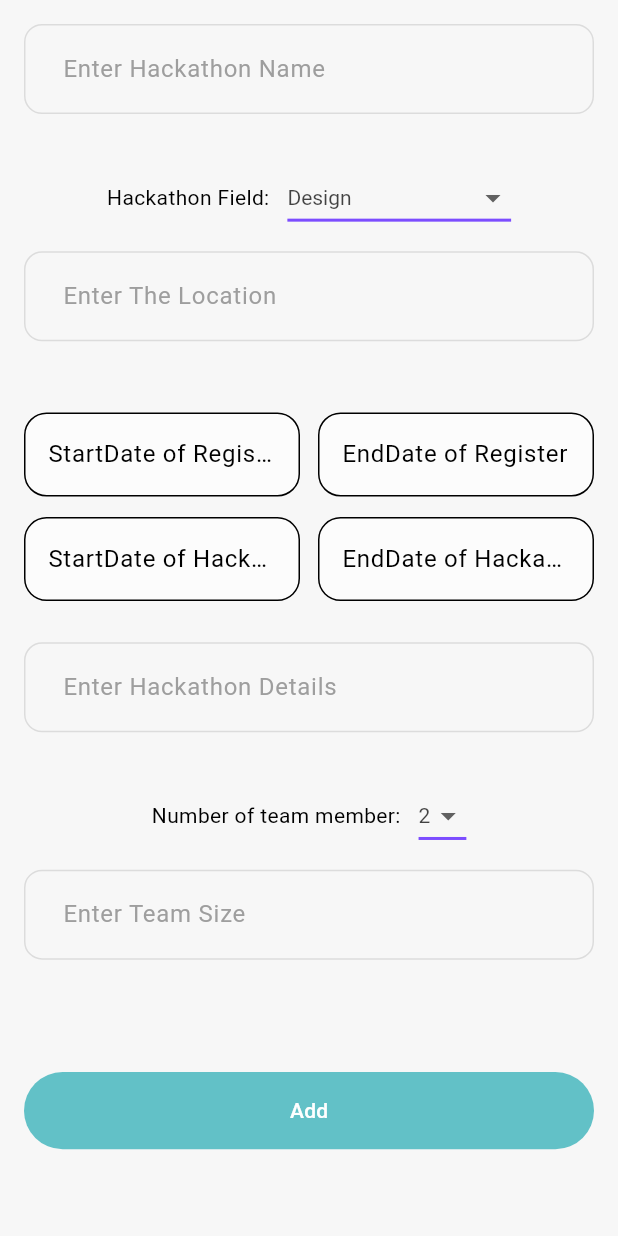
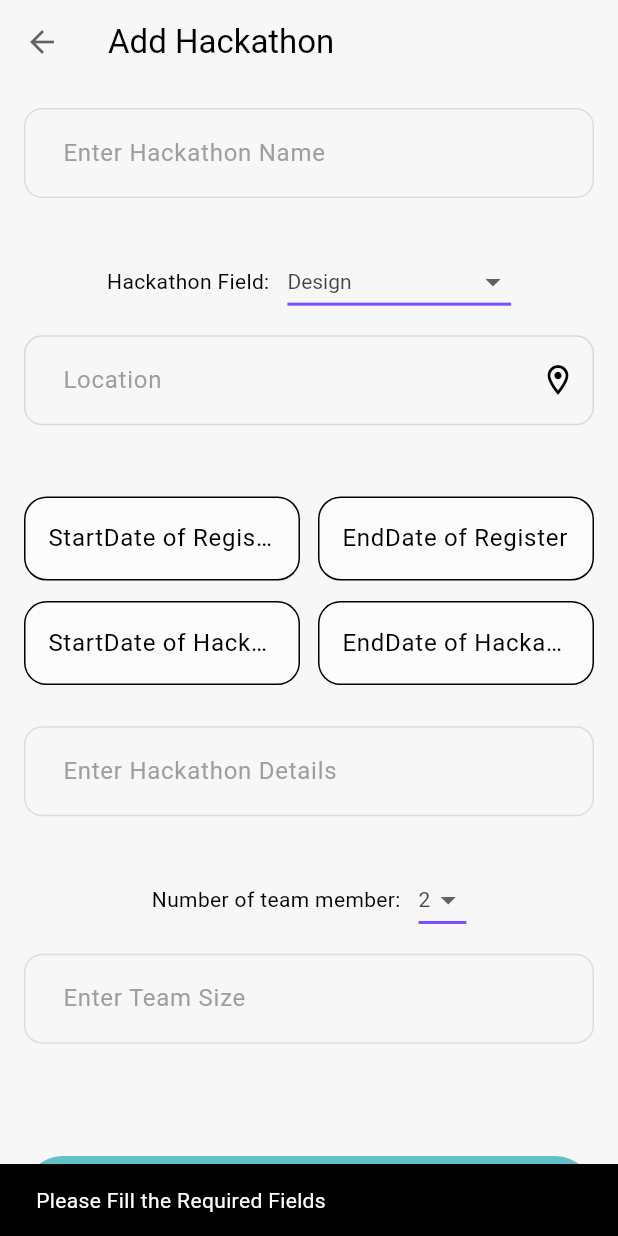
Before and after one commit to AliArafat4/Flutter-Bootcamp-Capstone-1, a Flutter app: the AddHackathonScreen screen opened directly, after a tap on "Add", on a phone screen of 412 x 824 dp. Run offline on Flutter 3.47's test engine with Material 3 defaults, Android fonts, the phone set to English and light mode, and no system bars; our stand-ins replace bloc, chat_bubbles, flutter_bloc, flutter_dotenv, shared_preferences, supabase_flutter; accounts and stored records are empty.

Commit message:
add hack function

```diff
--- /dev/null
+++ b/lib/bloc/hack_bloc/hack_cubit.dart
@@ -0,0 +1,64 @@
+import 'package:bloc/bloc.dart';
+import 'package:intl/intl.dart';
+import 'package:meta/meta.dart';
+import 'package:team_hack/db/supabase_db.dart';
+import 'package:team_hack/models/hack_model.dart';
+
+part 'hack_state.dart';
+
+class HackCubit extends Cubit<HackState> {
+  HackCubit() : super(HackInitial());
+
+  addHackFunc({
+    required String name,
+    required String teamSize,
+    required String numberOfTeams,
+    required DateTime? starRegDate,
+    required DateTime? endRegDate,
+    required DateTime? hackStartDate,
+    required DateTime? hackEndDate,
+    required String field,
+    required String description,
+    required String location,
+  }) async {
+    if (name.isNotEmpty &&
+        teamSize.isNotEmpty &&
+        numberOfTeams.isNotEmpty &&
+        starRegDate != null &&
+        endRegDate != null &&
+        hackStartDate != null &&
+        hackEndDate != null &&
+        field.isNotEmpty &&
+        description.isNotEmpty &&
+        location.isNotEmpty) {
+      print(endRegDate);
+      final response = await SupaBaseDB().addHack(
+          name: name,
+          teamSize: int.tryParse(teamSize)!,
+          numberOfTeams: int.tryParse(numberOfTeams)!,
+          starRegDate: starRegDate.toIso8601String(),
+          endRegDate: endRegDate.toIso8601String(),
+          hackStartDate: hackStartDate.toIso8601String(),
+          hackEndDate: hackEndDate.toIso8601String(),
+          field: field,
+          description: description,
+          location: location);
+      if (response) {
+        emit(AddHackSuccessState());
+      } else {
+        emit(AddHackErrorState(errMsg: "An Error has Occurred"));
+      }
+    } else {
+      emit(AddHackErrorState(errMsg: "Please Fill the Required Fields"));
+    }
+  }
+
+  dateFormatFunc({required String time}) {
+    // final day = DateFormat.E().format(DateTime.parse(time));
+    // final hrs = DateFormat.Hms().format(DateTime.parse(time));
+    print(time);
+    final date = DateTime.parse(time);
+
+    return date;
+  }
+}
--- /dev/null
+++ b/lib/bloc/hack_bloc/hack_state.dart
@@ -0,0 +1,20 @@
+part of 'hack_cubit.dart';
+
+@immutable
+abstract class HackState {}
+
+class HackInitial extends HackState {}
+
+class AddHackSuccessState extends HackState {}
+
+class AddHackErrorState extends HackState {
+  final String errMsg;
+
+  AddHackErrorState({required this.errMsg});
+}
+
+class GetAllHacksState extends HackState {
+  final HackModel hackModel;
+
+  GetAllHacksState({required this.hackModel});
+}
--- a/lib/db/supabase_db.dart
+++ b/lib/db/supabase_db.dart
@@ -1,5 +1,6 @@
 import 'package:supabase_flutter/supabase_flutter.dart';
 import 'package:flutter_dotenv/flutter_dotenv.dart';
+import 'package:team_hack/models/hack_model.dart';
 import 'package:team_hack/models/user_model.dart';
 
 class SupaBaseDB {
@@ -71,4 +72,51 @@ class SupaBaseDB {
       return err;
     }
   }
+
+  addHack({
+    required String name,
+    required int teamSize,
+    required int numberOfTeams,
+    required String starRegDate,
+    required String endRegDate,
+    required String hackStartDate,
+    required String hackEndDate,
+    required String field,
+    required String description,
+    required String location,
+  }) async {
+    try {
+      final client = Supabase.instance.client;
+      final hack = await client.from("hackathons").insert({
+        "name": name,
+        "team_size": teamSize,
+        "number_of_teams": numberOfTeams,
+        "start_date_register": starRegDate,
+        "end_date_register": endRegDate,
+        "start_date_hack": hackStartDate,
+        "end_date_hack": hackEndDate,
+        "field": field,
+        "description": description,
+        "location": location,
+      });
+      return true;
+    } catch (err) {
+      print(err);
+      return false;
+    }
+  }
+
+  getAllHack({String field = "*"}) async {
+    try {
+      final client = Supabase.instance.client;
+      final hacks = await client.from("hackathons").select(field);
+      final hacksList = [];
+      for (var item in hacks) {
+        hacksList.add(HackModel.fromJson(item));
+      }
+      return hacksList;
+    } catch (err) {
+      return err;
+    }
+  }
 }
--- a/lib/main.dart
+++ b/lib/main.dart
@@ -4,16 +4,13 @@ import 'package:flutter_dotenv/flutter_dotenv.dart';
 import 'package:team_hack/bloc/auth_bloc/auth_bloc.dart';
 import 'package:flutter_bloc/flutter_bloc.dart';
 import 'package:team_hack/bloc/bloc_navigationbar/navigationbar_bloc.dart';
+import 'bloc/hack_bloc/hack_cubit.dart';
 import 'db/supabase_db.dart';
 import 'screens/navigationbar/navigation_bar_screen.dart';
 import 'screens/start/start_screen.dart';
 import 'package:shared_preferences/shared_preferences.dart';
 import 'package:team_hack/bloc/theme_bloc/them_.state.dart';
 import 'package:team_hack/bloc/theme_bloc/them_bloc.dart';
-import 'package:flutter_bloc/flutter_bloc.dart';
-import 'package:team_hack/bloc/bloc_navigationbar/navigationbar_bloc.dart';
-import 'package:team_hack/screens/start/start_screen.dart';
-
 
 late SharedPreferences prefs;
 void main() async {
@@ -34,6 +31,7 @@ class MainApp extends StatelessWidget {
       providers: [
         BlocProvider<NavigationBloc>(create: (context) => NavigationBloc()),
         BlocProvider<AuthBloc>(create: (context) => AuthBloc()),
+        BlocProvider<HackCubit>(create: (context) => HackCubit()),
         BlocProvider(create: (context) => ThemeBloc()),
       ],
       child: BlocBuilder<ThemeBloc, ThemeState>(builder: (context, state) {
--- /dev/null
+++ b/lib/models/hack_model.dart
@@ -0,0 +1,48 @@
+class HackModel {
+  String? name;
+  int? teamSize;
+  int? numberOfTeams;
+  DateTime? starRegDate;
+  DateTime? endRegDate;
+  DateTime? hackStartDate;
+  DateTime? hackEndDate;
+  String? field;
+  String? description;
+  String? location;
+
+  HackModel({
+    required this.name,
+    required this.teamSize,
+    required this.numberOfTeams,
+    required this.starRegDate,
+    required this.endRegDate,
+    required this.hackStartDate,
+    required this.hackEndDate,
+    required this.field,
+    required this.description,
+    required this.location,
+  });
+
+  HackModel.fromJson(Map<String, dynamic> json) {
+    name = json['name'];
+    teamSize = json['team_size'];
+    numberOfTeams = json['number_of_teams'];
+    starRegDate = json['start_date_register'];
+    endRegDate = json['end_date_register'];
+    hackStartDate = json['start_date_hack'];
+    hackEndDate = json['end_date_hack'];
+    field = json['field'];
+    description = json['description'];
+    location = json['location'];
+  }
+
+// Map<String, dynamic> toJson() {
+//   final Map<String, dynamic> data = <String, dynamic>{};
+//   data['id'] = id;
+//   data['email'] = email;
+//   data['time'] = time;
+//   data['name'] = name;
+//   data['course_name'] = courseName;
+//   return data;
+// }
+}
--- a/lib/screens/add_hackathon/add_hackathon_screen.dart
+++ b/lib/screens/add_hackathon/add_hackathon_screen.dart
@@ -1,9 +1,13 @@
 import 'package:flutter/material.dart';
+import 'package:flutter_bloc/flutter_bloc.dart';
 import 'package:intl/intl.dart';
+import 'package:team_hack/bloc/hack_bloc/hack_cubit.dart';
 import 'package:team_hack/screens/add_hackathon/components/widget_dropdown.dart';
 import 'package:team_hack/screens/add_hackathon/components/widget_textfield_date.dart';
 import 'package:team_hack/screens/hackathon_detail_screen/widgets/primary_button.dart';
 import 'package:team_hack/widgets/create_hackathon_textfiled.dart';
+
+import '../auth/components/show_snack_bar.dart';
 
 class AddHackathonScreen extends StatelessWidget {
   AddHackathonScreen({super.key});
@@ -21,6 +25,11 @@ class AddHackathonScreen extends StatelessWidget {
   TextEditingController conEndDateRegister = TextEditingController();
   TextEditingController conStartDatehack = TextEditingController();
   TextEditingController conEndDatehack = TextEditingController();
+
+  DateTime? startDateRegister;
+  DateTime? endDateRegister;
+  DateTime? startDatehack;
+  DateTime? endDatehack;
 
   final DateFormat _dateFormatter = DateFormat('yyyy-MM-dd');
   final DateTime _date = DateTime.now();
@@ -40,6 +49,7 @@ class AddHackathonScreen extends StatelessWidget {
       //   // print(conBirthday.text);
       // });
     }
+    return date;
   }
 
   selectEndDateRegister(BuildContext context) async {
@@ -58,6 +68,7 @@ class AddHackathonScreen extends StatelessWidget {
       //   // print(conBirthday.text);
       // });
     }
+    return date;
   }
 
   selectStartDateHack(BuildContext context) async {
@@ -76,6 +87,7 @@ class AddHackathonScreen extends StatelessWidget {
       //   // print(conBirthday.text);
       // });
     }
+    return date;
   }
 
   selectEndDateHack(BuildContext context) async {
@@ -94,7 +106,15 @@ class AddHackathonScreen extends StatelessWidget {
       //   // print(conBirthday.text);
       // });
     }
+    return date;
   }
+
+  final TextEditingController nameController = TextEditingController();
+  final TextEditingController locationController = TextEditingController();
+  final TextEditingController hackDetailsController = TextEditingController();
+  final TextEditingController teamSizeController = TextEditingController();
+  String hackField = "";
+  String numberOfTeamMembers = "";
 
   @override
   Widget build(BuildContext context) {
@@ -103,14 +123,18 @@ class AddHackathonScreen extends StatelessWidget {
         FocusScope.of(context).unfocus();
       },
       child: Scaffold(
+        appBar: AppBar(
+          title: const Text("Add Hackathon"),
+        ),
         body: SafeArea(
           child: Padding(
             padding: const EdgeInsets.all(16),
-            child: Column(
-              crossAxisAlignment: CrossAxisAlignment.start,
+            child: ListView(
+              // crossAxisAlignment: CrossAxisAlignment.start,
               children: [
                 CreateHackathonTextFiled(
                   content: 'Enter Hackathon Name',
+                  controller: nameController,
                 ),
                 SizedBox(
                   height: MediaQuery.of(context).size.height / 70,
@@ -118,26 +142,37 @@ class AddHackathonScreen extends StatelessWidget {
                 WidgetDropdownButton(
                   listString: listField,
                   labelDropdownButton: 'Hackathon Field:',
+                  func: (value) {
+                    hackField = value!;
+                  },
                 ),
                 SizedBox(
                   height: MediaQuery.of(context).size.height / 70,
                 ),
                 CreateHackathonTextFiled(
-                  content: 'Enter The Location',
+                  content: 'Location',
+                  controller: locationController,
+                  isDisabled: false,
+                  onTapFunc: () {
+                    //TODO: OPEN GOOGLE MAPS
+                  },
+                  iconButton: const IconButton(
+                    onPressed: null,
+                    disabledColor: Colors.black,
+                    icon: Icon(Icons.location_on_outlined),
+                  ),
                 ),
                 SizedBox(
                   height: MediaQuery.of(context).size.height / 30,
                 ),
-                Flexible(
-                  flex: 1,
-                  child: Row(
+                Row(
                   mainAxisAlignment: MainAxisAlignment.center,
                   children: [
                     Flexible(
                       flex: 2,
                       child: WidgetTextFieldDate(
-                          selectDate: () {
-                            selectStartDateRegister(context);
+                        selectDate: () async {
+                          startDateRegister = await selectStartDateRegister(context);
                         },
                         controllerDate: conStartDateRegister,
                         textfieldText: 'StartDate of Register',
@@ -149,15 +184,14 @@ class AddHackathonScreen extends StatelessWidget {
                     Flexible(
                       flex: 2,
                       child: WidgetTextFieldDate(
-                          selectDate: () {
-                            selectEndDateRegister(context);
+                        selectDate: () async {
+                          endDateRegister = await selectEndDateRegister(context);
                         },
                         controllerDate: conEndDateRegister,
                         textfieldText: 'EndDate of Register',
                       ),
                     ),
                   ],
-                  ),
                 ),
                 SizedBox(
                   height: MediaQuery.of(context).size.height / 60,
@@ -167,8 +201,8 @@ class AddHackathonScreen extends StatelessWidget {
                     Flexible(
                       flex: 2,
                       child: WidgetTextFieldDate(
-                        selectDate: () {
-                          selectStartDateHack(context);
+                        selectDate: () async {
+                          startDatehack = await selectStartDateHack(context);
                         },
                         controllerDate: conStartDatehack,
                         textfieldText: 'StartDate of Hackathon',
@@ -180,8 +214,8 @@ class AddHackathonScreen extends StatelessWidget {
                     Flexible(
                       flex: 2,
                       child: WidgetTextFieldDate(
-                        selectDate: () {
-                          selectEndDateHack(context);
+                        selectDate: () async {
+                          endDatehack = await selectEndDateHack(context);
                         },
                         controllerDate: conEndDatehack,
                         textfieldText: 'EndDate of Hackathon',
@@ -194,6 +228,7 @@ class AddHackathonScreen extends StatelessWidget {
                 ),
                 CreateHackathonTextFiled(
                   content: 'Enter Hackathon Details',
+                  controller: hackDetailsController,
                 ),
                 SizedBox(
                   height: MediaQuery.of(context).size.height / 70,
@@ -201,21 +236,50 @@ class AddHackathonScreen extends StatelessWidget {
                 WidgetDropdownButton(
                   listString: listNumTeam,
                   labelDropdownButton: 'Number of team member:',
+                  func: (value) {
+                    numberOfTeamMembers = value!;
+                  },
                 ),
                 SizedBox(
                   height: MediaQuery.of(context).size.height / 70,
                 ),
                 CreateHackathonTextFiled(
                   content: 'Enter Team Size',
+                  controller: teamSizeController,
+                  keyboardType: TextInputType.number,
                 ),
                 SizedBox(
                   height: MediaQuery.of(context).size.height / 15,
                 ),
-                PrimaryButton(
+                BlocConsumer<HackCubit, HackState>(
+                  listener: (context, state) {
+                    state is AddHackSuccessState
+                        ? showSnackBar(context: context, message: "Hackathon Added Successfully")
+                        : const SizedBox();
+                    state is AddHackErrorState
+                        ? showSnackBar(context: context, message: state.errMsg)
+                        : const SizedBox();
+                  },
+                  builder: (context, state) {
+                    return PrimaryButton(
                         width: MediaQuery.of(context).size.width,
                         height: MediaQuery.of(context).size.height / 16,
                         title: "Add",
-                    onPressed: () {})
+                        onPressed: () {
+                          context.read<HackCubit>().addHackFunc(
+                              name: nameController.text,
+                              teamSize: teamSizeController.text,
+                              numberOfTeams: teamSizeController.text,
+                              starRegDate: startDateRegister,
+                              endRegDate: endDateRegister,
+                              hackStartDate: startDatehack,
+                              hackEndDate: endDatehack,
+                              field: hackField,
+                              description: hackDetailsController.text,
+                              location: locationController.text);
+                        });
+                  },
+                )
               ],
             ),
           ),
--- a/lib/screens/add_hackathon/components/widget_dropdown.dart
+++ b/lib/screens/add_hackathon/components/widget_dropdown.dart
@@ -2,11 +2,12 @@ import 'package:flutter/material.dart';
 
 class WidgetDropdownButton extends StatelessWidget {
   WidgetDropdownButton(
-      {super.key, required this.listString, required this.labelDropdownButton});
+      {super.key, required this.listString, required this.labelDropdownButton, required this.func});
 
   String? dropdownValue;
   final String labelDropdownButton;
   final List<String> listString;
+  final Function(String? value) func;
   @override
   Widget build(BuildContext context) {
     return Row(
@@ -17,8 +18,7 @@ class WidgetDropdownButton extends StatelessWidget {
           width: 12,
         ),
         DropdownButton<String>(
-          value: dropdownValue ??
-              listString.first, //if null, give me first element
+          value: dropdownValue ?? listString.first, //if null, give me first element
           icon: const Icon(Icons.arrow_drop_down_outlined),
           elevation: 16,
           style: const TextStyle(color: Color.fromARGB(187, 0, 0, 0)),
@@ -26,11 +26,12 @@ class WidgetDropdownButton extends StatelessWidget {
             height: 2,
             color: Colors.deepPurpleAccent,
           ),
-          onChanged: (String? value) {
-            dropdownValue = value!;
-
-            //setState(() {});// bloc
-          },
+          onChanged: func,
+          //     (String? value) {
+          //   dropdownValue = value!;
+          //
+          //   //setState(() {});// bloc
+          // },
           items: listString.map<DropdownMenuItem<String>>((String value) {
             return DropdownMenuItem<String>(
               value: value,
--- a/lib/screens/add_hackathon/components/widget_textfield_date.dart
+++ b/lib/screens/add_hackathon/components/widget_textfield_date.dart
@@ -21,8 +21,7 @@ class WidgetTextFieldDate extends StatelessWidget {
           filled: true,
           fillColor: const Color.fromARGB(157, 255, 255, 255),
           hintText: textfieldText,
-          border: const OutlineInputBorder(
-              borderRadius: BorderRadius.all(Radius.circular(15))),
+          border: const OutlineInputBorder(borderRadius: BorderRadius.all(Radius.circular(15))),
         ),
         onTap: () {
           FocusScope.of(context).unfocus();
--- a/lib/widgets/create_hackathon_textfiled.dart
+++ b/lib/widgets/create_hackathon_textfiled.dart
@@ -1,12 +1,14 @@
 import 'package:flutter/material.dart';
 
 class CreateHackathonTextFiled extends StatelessWidget {
-  CreateHackathonTextFiled({
+  const CreateHackathonTextFiled({
     super.key,
     required this.content,
     this.keyboardType,
     this.onTapFunc,
     this.controller,
+    this.iconButton,
+    this.isDisabled,
   });
 
   final String content;
@@ -16,6 +18,9 @@ class CreateHackathonTextFiled extends StatelessWidget {
   final TextInputType? keyboardType;
 
   final Function()? onTapFunc;
+
+  final IconButton? iconButton;
+  final bool? isDisabled;
   @override
   Widget build(BuildContext context) {
     return SizedBox(
@@ -25,23 +30,21 @@ class CreateHackathonTextFiled extends StatelessWidget {
         keyboardType: keyboardType,
         controller: controller,
         textAlign: TextAlign.start,
+        enabled: isDisabled,
         textAlignVertical: TextAlignVertical.bottom,
         decoration: InputDecoration(
+          suffixIcon: iconButton,
           hintText: content,
-          hintStyle:
-              const TextStyle(color: Colors.grey, fontWeight: FontWeight.w400),
+          hintStyle: const TextStyle(color: Colors.grey, fontWeight: FontWeight.w400),
           focusedBorder: OutlineInputBorder(
             borderRadius: BorderRadius.circular(12),
-            borderSide:
-                BorderSide(width: 1, color: Colors.grey.withOpacity(0.3)),
+            borderSide: BorderSide(width: 1, color: Colors.grey.withOpacity(0.3)),
           ),
           enabledBorder: OutlineInputBorder(
             borderRadius: BorderRadius.circular(12),
-            borderSide:
-                BorderSide(width: 1, color: Colors.grey.withOpacity(0.3)),
+            borderSide: BorderSide(width: 1, color: Colors.grey.withOpacity(0.3)),
           ),
-          contentPadding:
-              const EdgeInsets.symmetric(vertical: 18, horizontal: 22),
+          contentPadding: const EdgeInsets.symmetric(vertical: 18, horizontal: 22),
           border: OutlineInputBorder(borderRadius: BorderRadius.circular(12)),
         ),
       ),
--- a/pubspec.yaml
+++ b/pubspec.yaml
@@ -19,6 +19,7 @@ dependencies:
   supabase_flutter: ^1.10.25
   shared_preferences: ^2.2.2
   flutter_dotenv: ^5.1.0
+  google_maps_flutter: ^2.5.0
 
 
 
```
Also changed, not shown: lib/screens/auth/sign_in_screen.dart (+6 -11 lines), lib/screens/auth/sign_up_screen.dart (+1 -15 lines), pubspec.lock, 1 other file. Lines whose indentation alone changed are shown as unchanged.
